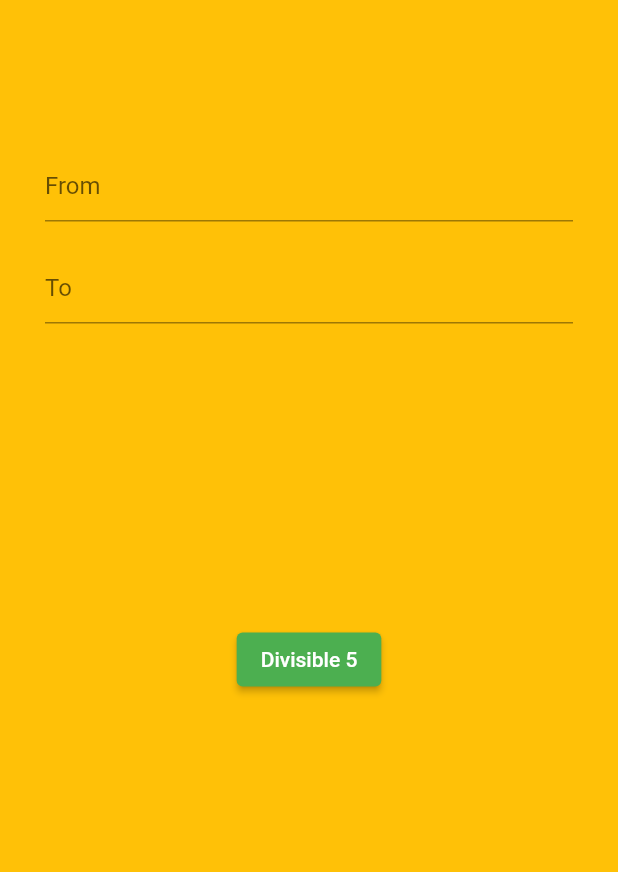
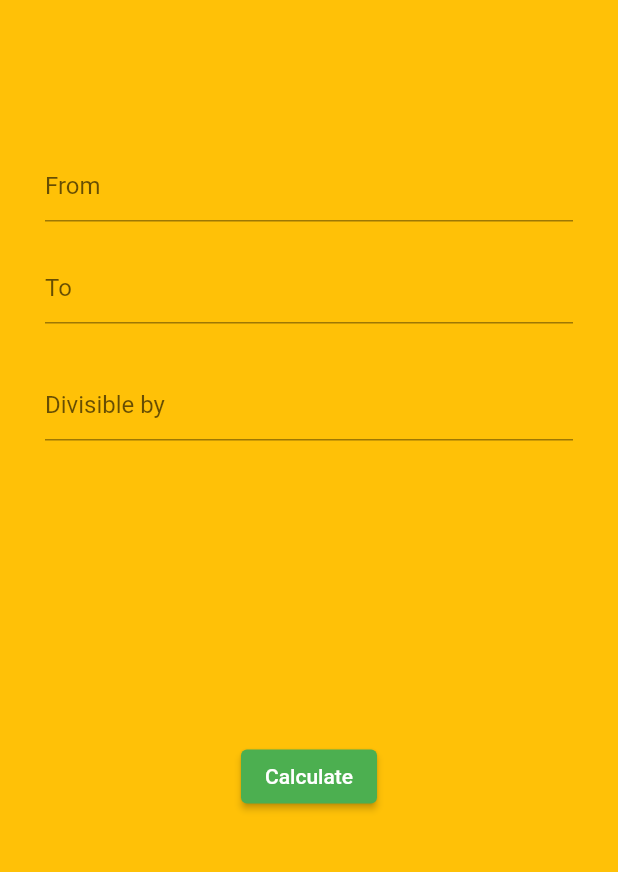
Before and after one commit to 1kvitus/logical, a Flutter app: the screen it shows after launch, on a phone screen of 412 x 824 dp, the part 239-1111 px from its top. Run offline on Flutter 3.47's test engine with Material 2 defaults, Android fonts, the phone set to English and light mode, and no system bars.

Commit message:
Added a input Box where we can pass any num from 1 to 10 and perform division

```diff
--- a/lib/divisibleByFive.dart
+++ b/lib/divisibleByFive.dart
@@ -13,6 +13,8 @@ class _DivisibelByFiveState extends State<DivisibelByFive> {
 
   final firstController = TextEditingController();
   final secondController = TextEditingController();
+  final thirdController = TextEditingController();
+
 
   var value = "";
   var result = "";
@@ -20,27 +22,35 @@ class _DivisibelByFiveState extends State<DivisibelByFive> {
 
   var str1 = "";
   var str2 = "";
+  var str3 = "";
 
   int num1 = 0;
   int num2 = 0;
+  int num3 = 0;
 
-  five(str1, str2) {
+  find(str1, str2, str3) {
     value = "";
     count = 0;
 
     num1 = int.parse(str1);
     num2 = int.parse(str2);
+    num3 = int.parse(str3);
 
     for (num1 = num1; num1 < num2; num1++) {
-      if (num1 % 5 == 0) {
+      if (num1 % num3 == 0) {
         value = "$value $num1";
         count++;
+        setState(() {
+          result = "Total Numbers Divisible by $num3 are  $count"
+              "\tand Numbers are $value ";
+        });
+      }else if (num2 > 300) {
+        value = "$num2";
+        setState(() {
+          result = "can't find $value, range should be from 1 to 300";
+        });
       }
     }
-    setState(() {
-      result = "Total Numbers Divisible by 5 are  $count"
-          "\tand Numbers are $value ";
-    });
   }
 
   @override
@@ -79,6 +89,13 @@ class _DivisibelByFiveState extends State<DivisibelByFive> {
                   decoration: const InputDecoration(hintText: "To"),
                 ),
                 const SizedBox(
+                  height: 30,
+                ),
+                TextField(
+                  controller: thirdController,
+                  decoration: const InputDecoration(hintText: "Divisible by"),
+                ),
+                const SizedBox(
                   height: 50,
                 ),
                 Container(
@@ -95,9 +112,9 @@ class _DivisibelByFiveState extends State<DivisibelByFive> {
                 ),
                 ElevatedButton(
                     onPressed: () {
-                      five(firstController.text, secondController.text);
+                      find(firstController.text, secondController.text, thirdController.text);
                     },
-                    child: const Text("Divisible 5")),
+                    child: const Text("Calculate")),
                 // NumberPicker(minValue: 1, maxValue: 10, value: 1, onChanged: (value)async{
                 //  setState((){
                 //    if(value == 5) {
@@ -105,6 +122,7 @@ class _DivisibelByFiveState extends State<DivisibelByFive> {
                 //    }
                 //  });
                 // })
+
               ],
             ),
           ),
```
